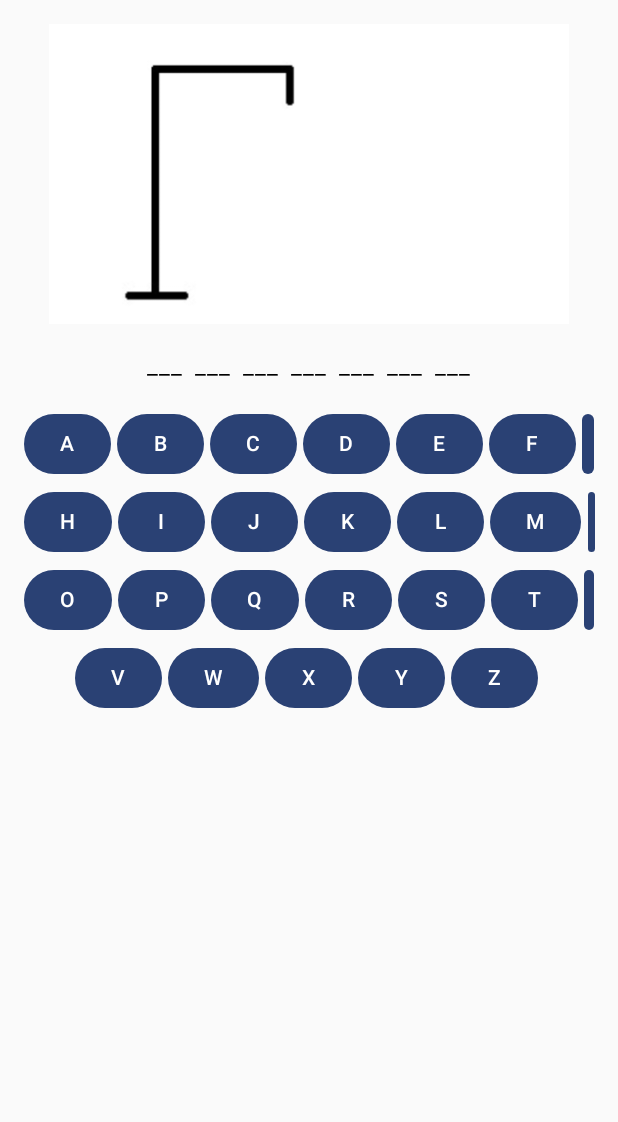
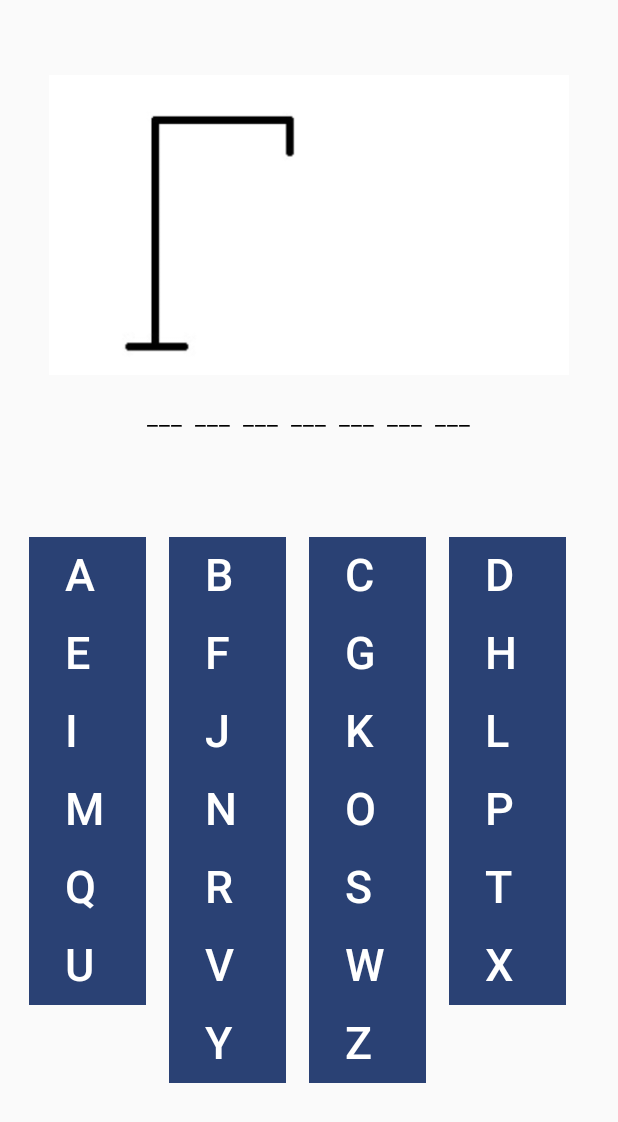
Before and after one commit to Hook03cdl/ahorcado_juego, an Android app built with Jetpack Compose: the screen it shows after launch (MainActivity), on a phone screen of 412 x 824 dp. Shown: the top 1122 px of the screen. Run offline under Robolectric (Android 15) with nearby library versions, the phone set to English and light mode, and no system bars.

Commit message:
arreglos de errores y pantalla

```diff
--- a/app/src/main/java/com/game/ahorcado/MainActivity.kt
+++ b/app/src/main/java/com/game/ahorcado/MainActivity.kt
@@ -6,16 +6,20 @@ import androidx.activity.compose.setContent
 import androidx.compose.foundation.Image
 import androidx.compose.foundation.layout.Arrangement
 import androidx.compose.foundation.layout.Column
+import androidx.compose.foundation.layout.ExperimentalLayoutApi
+import androidx.compose.foundation.layout.FlowRow
 import androidx.compose.foundation.layout.Row
 import androidx.compose.foundation.layout.Spacer
 import androidx.compose.foundation.layout.fillMaxSize
 import androidx.compose.foundation.layout.fillMaxWidth
 import androidx.compose.foundation.layout.height
 import androidx.compose.foundation.layout.padding
+import androidx.compose.foundation.layout.size
 import androidx.compose.foundation.layout.width
 import androidx.compose.foundation.lazy.LazyColumn
 import androidx.compose.foundation.lazy.LazyRow
 import androidx.compose.foundation.lazy.items
+import androidx.compose.foundation.shape.RoundedCornerShape
 import androidx.compose.material3.AlertDialog
 import androidx.compose.material3.Button
 import androidx.compose.material3.Text
@@ -29,6 +33,7 @@ import androidx.compose.ui.Alignment
 import androidx.compose.ui.Modifier
 import androidx.compose.ui.res.painterResource
 import androidx.compose.ui.unit.dp
+import androidx.compose.ui.unit.sp
 import com.game.ahorcado.ui.theme.AhorcadoTheme
 
 class MainActivity : ComponentActivity() {
@@ -43,7 +48,11 @@ class MainActivity : ComponentActivity() {
         super.onCreate(savedInstanceState)
         setContent {
             AhorcadoTheme {
-                var word by remember { mutableStateOf(words.random().toUpperCase().toCharArray().toList()) }
+                var word by remember {
+                    mutableStateOf(
+                        words.random().uppercase().toCharArray().toList()
+                    )
+                }
                 var guessedLetters by remember { mutableStateOf(mutableStateListOf<Char>()) }
                 var attempts by remember { mutableStateOf(0) }
 
@@ -62,7 +71,7 @@ class MainActivity : ComponentActivity() {
                         }
                     },
                     onResetGame = {
-                        word = words.random().toUpperCase().toCharArray().toList()
+                        word = words.random().uppercase().toCharArray().toList()
                         guessedLetters = mutableStateListOf()
                         attempts = 0
                     }
@@ -72,6 +81,7 @@ class MainActivity : ComponentActivity() {
     }
 }
 
+@OptIn(ExperimentalLayoutApi::class)
 @Composable
 fun AhorcadoScreen(
     word: List<Char>,
@@ -81,18 +91,21 @@ fun AhorcadoScreen(
     onLetterClick: (Char) -> Unit,
     onResetGame: () -> Unit
 ) {
-    val maxAttempts = 4
     val images = listOf(
         R.drawable.img1, R.drawable.img2, R.drawable.img3,
         R.drawable.img4
     )
+    val imageResource = if (attempts < images.size) images[attempts] else images.last()
 
     val gameWon = word.all { it in guessedLetters }
-    val gameLost = attempts >= maxAttempts
+    val gameLost = attempts > 2
+    var letters=mutableListOf<Char>()
 
-    Column(modifier = Modifier.padding(16.dp)) {
+    Column(
+        modifier = Modifier.padding(16.dp, vertical = 50.dp),
+    ) {
         Image(
-            painter = painterResource(id = images[attempts]), contentDescription = null,
+            painter = painterResource(id = imageResource), contentDescription = null,
             modifier = Modifier
                 .height(200.dp)
                 .fillMaxWidth()
@@ -124,22 +137,25 @@ fun AhorcadoScreen(
                 }
             )
         } else {
-            LazyColumn(
+            FlowRow(
                 modifier = Modifier.fillMaxSize(),
-                horizontalAlignment = Alignment.CenterHorizontally
+                horizontalArrangement = Arrangement.Center,
+                verticalArrangement = Arrangement.Center
             ) {
-                items(alphabet.chunked(7)) { rowLetters ->
-                    Row(
-                        horizontalArrangement = Arrangement.Center
-                    ) {
-                        rowLetters.forEach { letter ->
-                            Button(onClick = { onLetterClick(letter) }, enabled = letter !in guessedLetters) {
-                                Text(text = "$letter")
-                            }
-                            Spacer(modifier = Modifier.width(4.dp))
+                alphabet.chunked(7).forEach { rowLetters ->
+
+                    rowLetters.forEach { letter ->
+
+                        Button(
+                            onClick = { onLetterClick(letter) },
+                            enabled = letter !in guessedLetters,
+                            shape = RoundedCornerShape(0)
+                        ) {
+                            Text(text = "$letter", fontSize = 30.sp,modifier = Modifier.width(30.dp))
+
                         }
+                        Spacer(modifier = Modifier.width(15.dp))
                     }
-                    Spacer(modifier = Modifier.height(4.dp))
                 }
             }
         }
```
